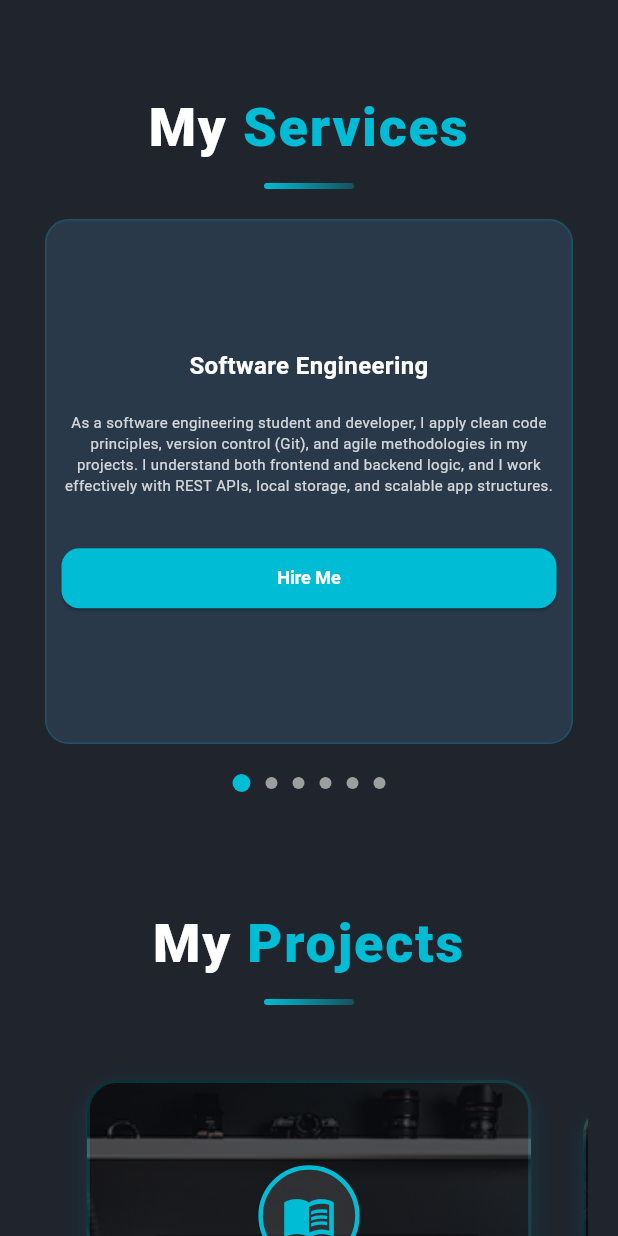
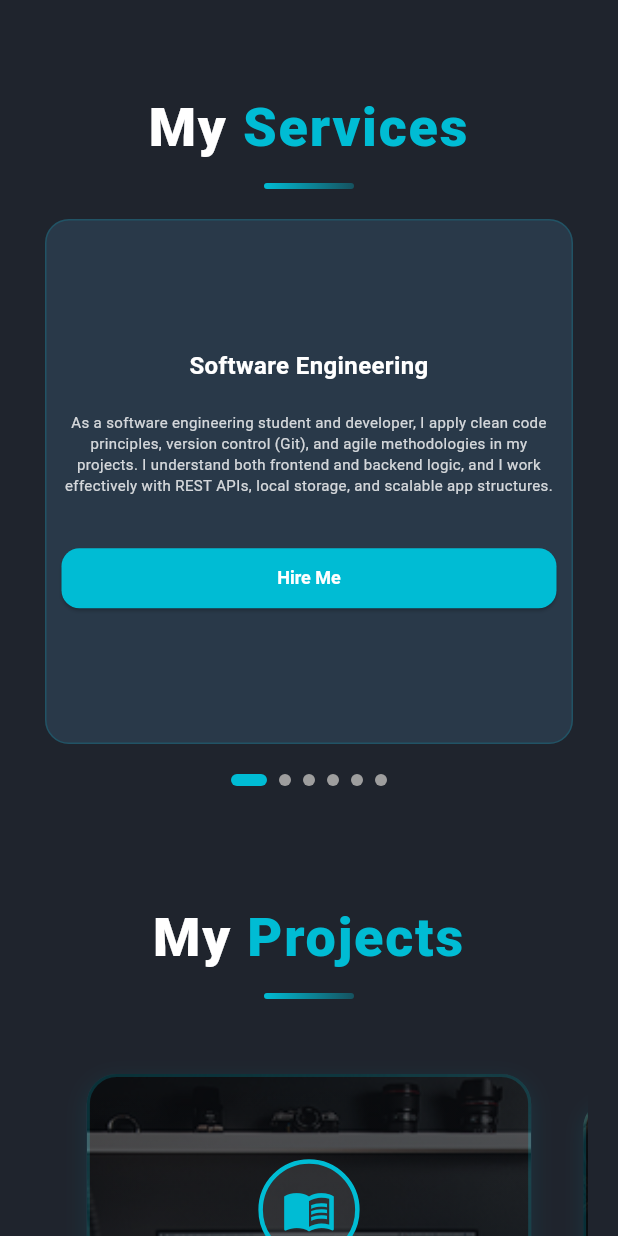
Before and after one commit to ALi-Maher-Mohamed/my-portfolio, a Flutter app: the screen it shows after launch, scrolled down 2304 dp, on a phone screen of 412 x 824 dp. Run offline on Flutter 3.47's test engine with Material 3 defaults, Android fonts, the phone set to English and light mode, and no system bars; drawn by our look-alikes of flutter_animate, scroll_to_index; our stand-ins replace font_awesome_flutter, visibility_detector.

Commit message:
edit service indicators

```diff
--- a/lib/presentation/widgets/mobile/main_mobile.dart
+++ b/lib/presentation/widgets/mobile/main_mobile.dart
@@ -30,7 +30,6 @@ class _MainMobileState extends State<MainMobile>
   late AnimationController _iconController;
 
   late Animation<double> _fadeAnimation;
-  late Animation<Offset> _slideAnimation;
   late Animation<double> _bounceAnimation;
   late Animation<double> _iconAnimation;
 
@@ -53,7 +52,6 @@ class _MainMobileState extends State<MainMobile>
     _iconController = MainShared.createIconController(this);
 
     _fadeAnimation = MainShared.createFadeAnimation(_fadeController);
-    _slideAnimation = MainShared.createSlideAnimation(_slideController);
     _bounceAnimation = MainShared.createBounceAnimation(_bounceController);
     _iconAnimation = MainShared.createIconAnimation(_iconController);
   }
--- a/lib/presentation/widgets/mobile/my_services_mobile.dart
+++ b/lib/presentation/widgets/mobile/my_services_mobile.dart
@@ -1,5 +1,7 @@
 import 'package:Ali_Maher/core/constant/theme.dart';
 import 'package:Ali_Maher/presentation/widgets/shared_my_services.dart';
+import 'package:Ali_Maher/presentation/widgets/shared_my_services.dart'
+    as ResponsiveHelper;
 import 'package:flutter/material.dart';
 import 'package:flutter_animate/flutter_animate.dart';
 
@@ -239,17 +241,19 @@ class _MyServicesMobileState extends State<MyServicesMobile> {
 
   Widget _buildPageIndicators(double screenWidth, bool isLightMode) {
     return Padding(
-      padding: EdgeInsets.only(top: getSectionSpacing(screenWidth)),
+      padding:
+          EdgeInsets.only(top: ResponsiveHelper.getSectionSpacing(screenWidth)),
       child: Row(
         mainAxisAlignment: MainAxisAlignment.center,
         children: List.generate(
           services.length,
-          (index) => Container(
-            margin: const EdgeInsets.symmetric(horizontal: 5),
-            width: _currentPage == index ? 12 : 8,
-            height: _currentPage == index ? 12 : 8,
+          (index) => AnimatedContainer(
+            duration: const Duration(milliseconds: 300),
+            margin: const EdgeInsets.symmetric(horizontal: 4),
+            width: _currentPage == index ? 24 : 8,
+            height: 8,
             decoration: BoxDecoration(
-              shape: BoxShape.circle,
+              borderRadius: BorderRadius.circular(4),
               color: _currentPage == index
                   ? (isLightMode ? LightThemeColors.primaryCyan : Colors.cyan)
                   : (isLightMode ? LightThemeColors.textMuted : Colors.grey),
```
